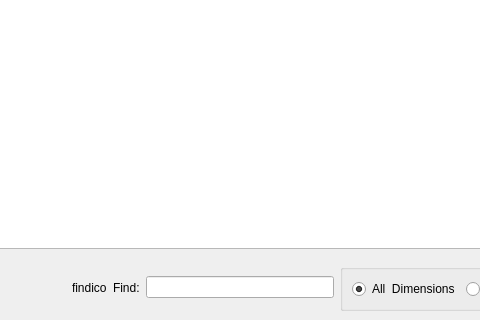
Old version of the form src/dashboard.ui in the repository KDE/khipu; both pictures show x 126 to 606 and y 330 to 650 of the 701 by 650 pixel window.
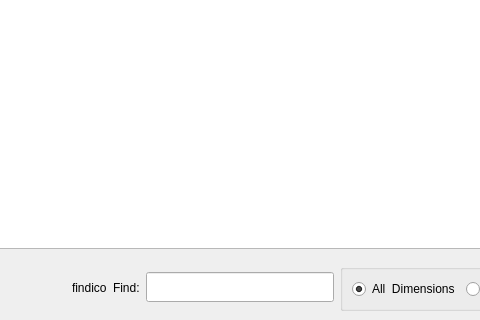
New version of the form. Icons and pictures are not drawn. Custom widgets are drawn as their Qt base class.

The edit to the form file:
```diff
--- a/src/dashboard.ui
+++ b/src/dashboard.ui
@@ -276,7 +276,14 @@
        </widget>
       </item>
       <item>
-       <widget class="QLineEdit" name="filterTextFunctions"/>
+       <widget class="QLineEdit" name="filterTextFunctions">
+        <property name="minimumSize">
+         <size>
+          <width>0</width>
+          <height>30</height>
+         </size>
+        </property>
+       </widget>
       </item>
       <item>
        <widget class="KButtonGroup" name="filterDimensionsFunctions">
```
